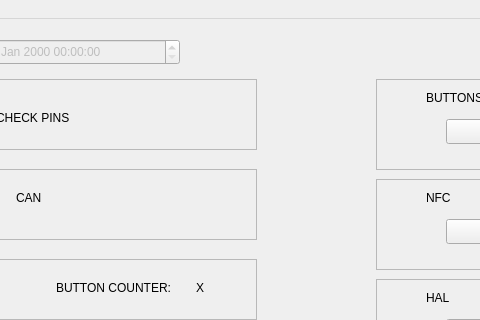
Old version of the form mainwindow.ui in the repository JakobGerjolj/SideMountTestGUI; both pictures show x 344 to 824 and y 0 to 320 of the 1280 by 720 pixel window.
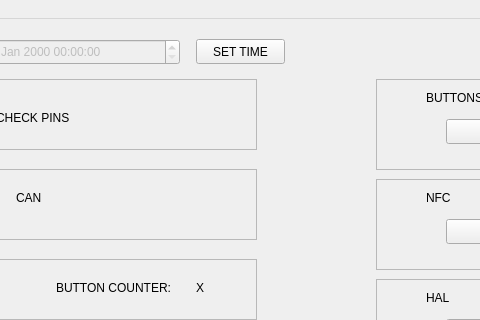
New version of the form.

Commit message: Filled combo values

Patch:
```diff
--- a/mainwindow.ui
+++ b/mainwindow.ui
@@ -694,6 +694,19 @@
      </property>
     </widget>
    </widget>
+   <widget class="QPushButton" name="pushButton_3">
+    <property name="geometry">
+     <rect>
+      <x>540</x>
+      <y>20</y>
+      <width>89</width>
+      <height>25</height>
+     </rect>
+    </property>
+    <property name="text">
+     <string>SET TIME</string>
+    </property>
+   </widget>
   </widget>
   <widget class="QMenuBar" name="menubar">
    <property name="geometry">
```
The commit also changes 2 other files.
